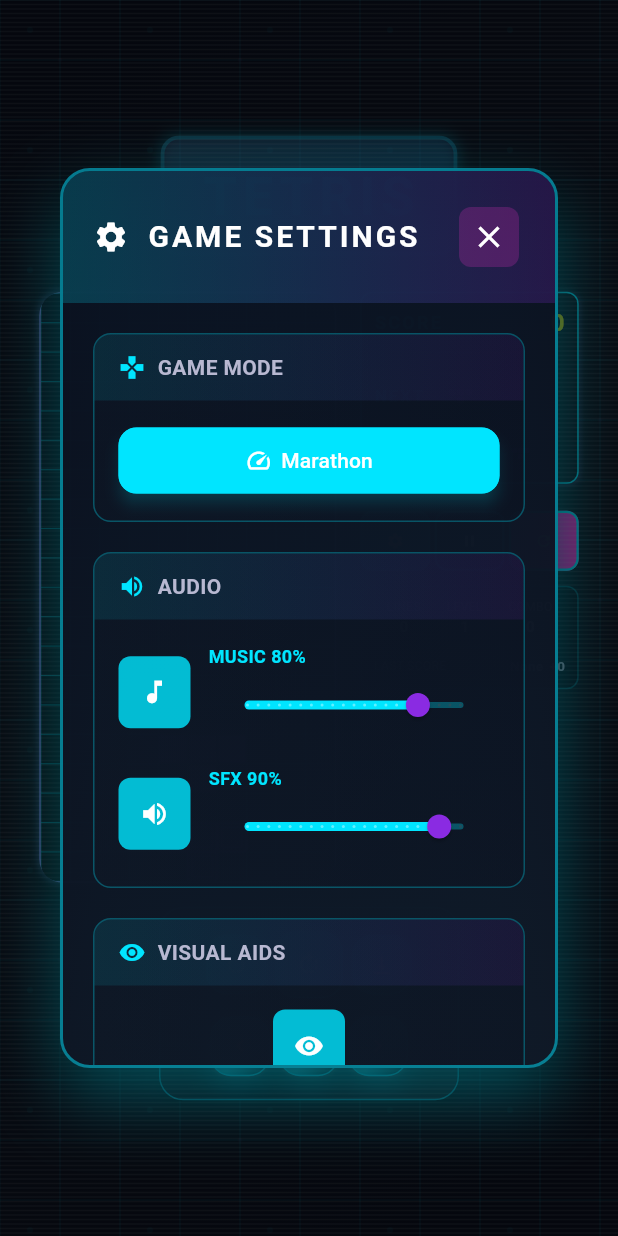
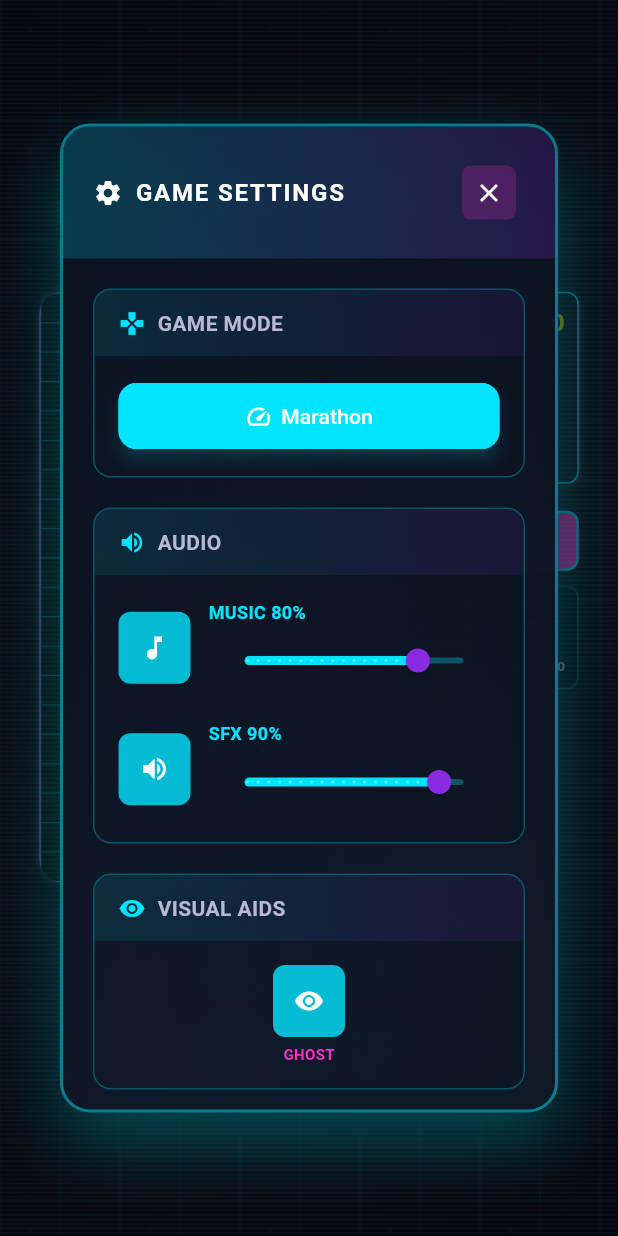
Before and after one commit to CCY0821/flutter_tetris_game, a Flutter app: the screen it shows after launch, after a tap on the "settings" icon, on a phone screen of 412 x 824 dp. Run offline on Flutter 3.47's test engine with Material 3 defaults, Android fonts, the phone set to English and light mode, and no system bars; our stand-ins replace audioplayers.

Commit message:
🔧 修復 Settings 頁面像素溢出問題
- 修正標題列 Row 溢出 5.4 像素的問題
- 將固定寬度改為響應式設計 (螢幕寬度 90%，最大 400px)
- 使用 Expanded 取代 Flexible + Spacer 避免空間分配問題
- 優化圖標和文字尺寸以適應小螢幕
- 改善控制說明彈窗的尺寸限制
- 確保在各種螢幕尺寸下正常顯示

🤖 Generated with [Claude Code](https://claude.ai/code)

Co-Authored-By: Claude <noreply@anthropic.com>

```diff
--- a/lib/widgets/settings_panel.dart
+++ b/lib/widgets/settings_panel.dart
@@ -26,8 +26,11 @@ class SettingsPanel extends StatelessWidget {
     return Dialog(
       backgroundColor: Colors.transparent,
       child: Container(
-        width: 400,
-        constraints: const BoxConstraints(maxHeight: 600),
+        width: MediaQuery.of(context).size.width * 0.9,
+        constraints: BoxConstraints(
+          maxHeight: MediaQuery.of(context).size.height * 0.8,
+          maxWidth: 400,
+        ),
         decoration: BoxDecoration(
           gradient: LinearGradient(
             begin: Alignment.topLeft,
@@ -78,27 +81,32 @@ class SettingsPanel extends StatelessWidget {
                   Icon(
                     Icons.settings,
                     color: GameTheme.textPrimary,
-                    size: 24,
+                    size: 20,
                   ),
-                  const SizedBox(width: 12),
-                  Text(
-                    'GAME SETTINGS',
-                    style: GameTheme.titleStyle.copyWith(
-                      fontSize: 20,
-                      letterSpacing: 2,
+                  const SizedBox(width: 8),
+                  Expanded(
+                    child: Text(
+                      'GAME SETTINGS',
+                      style: GameTheme.titleStyle.copyWith(
+                        fontSize: 16,
+                        letterSpacing: 1.2,
+                      ),
+                      overflow: TextOverflow.ellipsis,
                     ),
                   ),
-                  const Spacer(),
                   IconButton(
                     onPressed: () => Navigator.of(context).pop(),
                     icon: Icon(
                       Icons.close,
                       color: GameTheme.textPrimary,
+                      size: 20,
                     ),
                     style: IconButton.styleFrom(
+                      minimumSize: const Size(36, 36),
+                      padding: EdgeInsets.zero,
                       backgroundColor: GameTheme.buttonDanger.withOpacity(0.2),
                       shape: RoundedRectangleBorder(
-                        borderRadius: BorderRadius.circular(8),
+                        borderRadius: BorderRadius.circular(6),
                       ),
                     ),
                   ),
@@ -174,7 +182,8 @@ class SettingsPanel extends StatelessWidget {
     );
   }
 
-  Widget _buildSettingSection(String title, IconData icon, {required Widget child}) {
+  Widget _buildSettingSection(String title, IconData icon,
+      {required Widget child}) {
     return Container(
       decoration: BoxDecoration(
         gradient: LinearGradient(
@@ -276,8 +285,11 @@ class SettingsPanel extends StatelessWidget {
               color: cyberpunkPrimary,
             ),
           ),
-          content: SizedBox(
-            width: 400,
+          content: ConstrainedBox(
+            constraints: BoxConstraints(
+              maxWidth: MediaQuery.of(context).size.width * 0.8,
+              maxHeight: MediaQuery.of(context).size.height * 0.6,
+            ),
             child: SingleChildScrollView(
               child: Column(
                 crossAxisAlignment: CrossAxisAlignment.start,
@@ -355,7 +367,8 @@ class SettingsPanel extends StatelessWidget {
   }
 
   /// 建立 Cyberpunk 風格控制區段
-  Widget _buildCyberpunkControlSection(String title, List<Map<String, String>> controls) {
+  Widget _buildCyberpunkControlSection(
+      String title, List<Map<String, String>> controls) {
     return Column(
       crossAxisAlignment: CrossAxisAlignment.start,
       children: [
```
